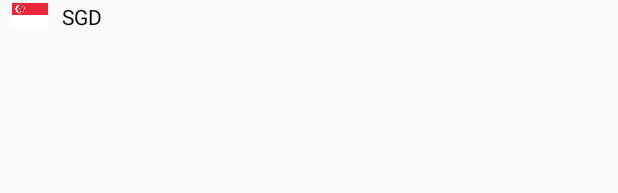
After one commit to havkokfong/CurrencyExchange, an Android app: the layout currency_spinner_row.xml on its own in the app's theme, with its tools: preview values and no code run, on a phone screen of 412 x 824 dp. The commit adds this screen. Shown: the top 193 px of the screen. Run offline under Robolectric (Android 15) with nearby library versions, the phone set to English and light mode, and no system bars.

Commit message:
create custom spinner

```diff
--- /dev/null
+++ b/app/src/main/res/layout/currency_spinner_row.xml
@@ -0,0 +1,23 @@
+<?xml version="1.0" encoding="utf-8"?>
+<LinearLayout xmlns:android="http://schemas.android.com/apk/res/android"
+    android:layout_width="match_parent"
+    android:layout_height="match_parent">
+
+    <ImageView
+        android:id="@+id/flag_image"
+        android:layout_width="40dp"
+        android:layout_height="20dp"
+        android:padding="2dp"
+        android:src="@drawable/singapore" />
+
+    <TextView
+        android:id="@+id/country_name_text"
+        android:layout_width="wrap_content"
+        android:layout_height="wrap_content"
+        android:gravity="center"
+        android:padding="1dp"
+        android:text="@string/sgd_spinner_text"
+        android:textColor="@color/Black"
+        android:textSize="14sp" />
+
+</LinearLayout>
--- a/app/src/main/res/values/strings.xml
+++ b/app/src/main/res/values/strings.xml
@@ -1,6 +1,7 @@
 <resources>
     <string name="app_name">Currency Exchange</string>
     <string name="exchangeButton">Exchange</string>
+    <string name="sgd_spinner_text">SGD</string>
 
     <string-array name="currency_list">
         <item>SGD</item>
```
Also changed, not shown: app/src/main/java/com/example/currencyexchange/CountryList.java (added, +19 -0 lines), app/src/main/res/drawable/singapore.png (added).
